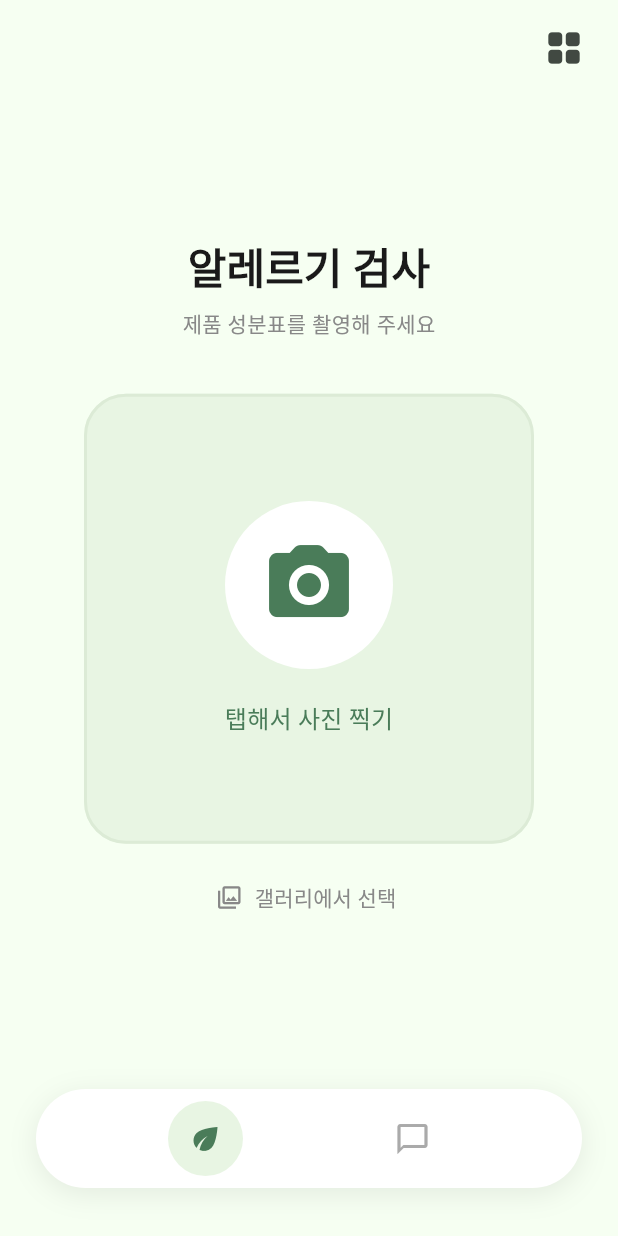
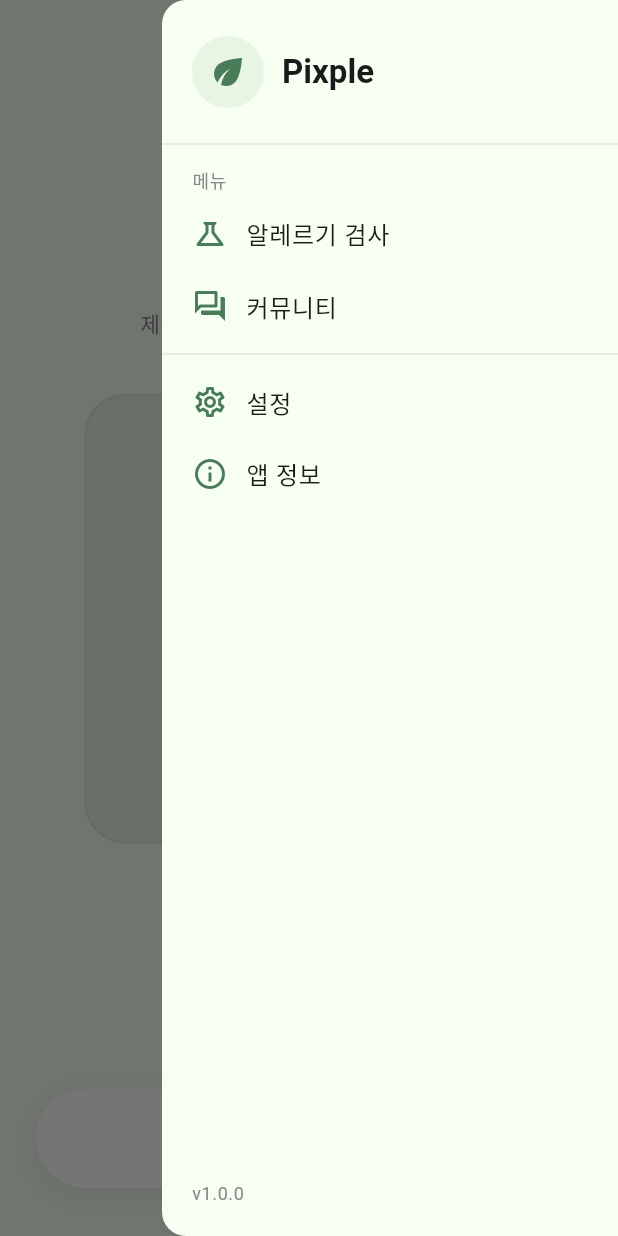
Before and after one commit to OnsaenaroStudio/pixple, a Flutter app: the screen it shows after launch, with the side drawer open (before the commit the screen has no drawer), on a phone screen of 412 x 824 dp. Run offline on Flutter 3.47's test engine with Material 3 defaults, Android fonts, the phone set to English and light mode, and no system bars; our stand-ins replace flutter_riverpod, google_fonts, image_picker, shared_preferences; Roboto replaces fonts that are missing (Jua).

Commit message:
Update camera_screens.dart

```diff
--- a/lib/screens/camera_screens.dart
+++ b/lib/screens/camera_screens.dart
@@ -100,7 +100,7 @@ class _AllergyScreenState extends State<AllergyScreen> {
       children: [
         _CameraBaseScreen(
           title: '알레르기 검사',
-          subtitle: '제품 성분표를 촬영해 주세요',
+          subtitle: '제품 성분표또는 음식을 촬영해 주세요',
           currentTab: widget.currentTab,
           onTabSelected: widget.onTabSelected,
           onPhotoTap: _handlePhotoTap,
@@ -318,63 +318,12 @@ class _CameraBaseScreen extends StatelessWidget {
     this.onGalleryTap,
   });
 
-  void _openMenu(BuildContext context) {
-    showModalBottomSheet(
-      context: context,
-      backgroundColor: AppColors.background,
-      shape: const RoundedRectangleBorder(
-        borderRadius: BorderRadius.vertical(top: Radius.circular(24)),
-      ),
-      builder: (ctx) => SafeArea(
-        child: Column(
-          mainAxisSize: MainAxisSize.min,
-          children: [
-            const SizedBox(height: 12),
-            Container(
-              width: 40,
-              height: 4,
-              decoration: BoxDecoration(
-                color: AppColors.divider,
-                borderRadius: BorderRadius.circular(2),
-              ),
-            ),
-            // const SizedBox(height: 8),
-            // ListTile(
-            //   leading: const Icon(Icons.science_outlined, color: AppColors.primary),
-            //   title: const Text('알레르기 검사'),
-            //   onTap: () {
-            //     Navigator.pop(ctx);
-            //     onTabSelected(NavTab.allergy); // 실제 enum 값에 맞게 수정
-            //   },
-            // ),
-            // ListTile(
-            //   leading: const Icon(Icons.restaurant_menu, color: AppColors.primary),
-            //   title: const Text('음식 레시피'),
-            //   onTap: () {
-            //     Navigator.pop(ctx);
-            //     onTabSelected(NavTab.recipe);
-            //   },
-            // ),
-            // ListTile(
-            //   leading: const Icon(Icons.rice_bowl_outlined, color: AppColors.primary),
-            //   title: const Text('남은 음식 레시피'),
-            //   onTap: () {
-            //     Navigator.pop(ctx);
-            //     onTabSelected(NavTab.leftover);
-            //   },
-            // ),
-            const SizedBox(height: 8),
-          ],
-        ),
-      ),
-    );
-  }
-
   @override
   Widget build(BuildContext context) {
     final textTheme = Theme.of(context).textTheme;
 
     return Scaffold(
+      endDrawer: _AppDrawer(onTabSelected: onTabSelected),
       body: SafeArea(
         child: Column(
           children: [
@@ -382,9 +331,11 @@ class _CameraBaseScreen extends StatelessWidget {
               padding: const EdgeInsets.only(top: 8, right: 12),
               child: Align(
                 alignment: Alignment.topRight,
-                child: IconButton(
-                  icon: const Icon(Icons.grid_view_rounded, size: 28),
-                  onPressed: () => _openMenu(context),
+                child: Builder(
+                  builder: (ctx) => IconButton(
+                    icon: const Icon(Icons.grid_view_rounded, size: 28),
+                    onPressed: () => Scaffold.of(ctx).openEndDrawer(),
+                  ),
                 ),
               ),
             ),
@@ -421,3 +372,124 @@ class _CameraBaseScreen extends StatelessWidget {
     );
   }
 }
+
+class _AppDrawer extends StatelessWidget {
+  final ValueChanged<NavTab> onTabSelected;
+
+  const _AppDrawer({required this.onTabSelected});
+
+  @override
+  Widget build(BuildContext context) {
+    final textTheme = Theme.of(context).textTheme;
+
+    return Drawer(
+      backgroundColor: AppColors.background,
+      child: SafeArea(
+        child: Column(
+          crossAxisAlignment: CrossAxisAlignment.start,
+          children: [
+            Padding(
+              padding: const EdgeInsets.fromLTRB(20, 24, 20, 16),
+              child: Row(
+                children: [
+                  const CircleAvatar(
+                    radius: 24,
+                    backgroundColor: AppColors.primaryLight,
+                    child: Icon(Icons.eco, color: AppColors.primary, size: 28),
+                  ),
+                  const SizedBox(width: 12),
+                  Text(
+                    'Pixple',
+                    style: textTheme.titleLarge
+                        ?.copyWith(fontWeight: FontWeight.bold),
+                  ),
+                ],
+              ),
+            ),
+            const Divider(),
+            Padding(
+              padding: const EdgeInsets.fromLTRB(20, 8, 20, 4),
+              child: Text(
+                '메뉴',
+                style: textTheme.labelMedium
+                    ?.copyWith(color: AppColors.textSecondary),
+              ),
+            ),
+            _DrawerItem(
+              icon: Icons.science_outlined,
+              label: '알레르기 검사',
+              onTap: () {
+                Navigator.pop(context);
+                onTabSelected(NavTab.allergy); // 실제 enum 값에 맞게 수정
+              },
+            ),
+            _DrawerItem(
+              icon: Icons.forum_outlined,
+              label: '커뮤니티',
+              onTap: () {
+                Navigator.pop(context);
+                onTabSelected(NavTab.community);
+              },
+            ),
+            const Divider(),
+            _DrawerItem(
+              icon: Icons.settings_outlined,
+              label: '설정',
+              onTap: () {
+                Navigator.pop(context);
+                // TODO: 설정 화면으로 이동
+                // Navigator.push(context, MaterialPageRoute(builder: (_) => const SettingsScreen()));
+              },
+            ),
+            _DrawerItem(
+              icon: Icons.info_outline,
+              label: '앱 정보',
+              onTap: () {
+                Navigator.pop(context);
+                showAboutDialog(
+                  context: context,
+                  applicationName: 'Pixple',
+                  applicationVersion: '1.0.0',
+                  applicationIcon: const Icon(Icons.eco,
+                      color: AppColors.primary, size: 40),
+                );
+              },
+            ),
+            const Spacer(),
+            Padding(
+              padding: const EdgeInsets.all(20),
+              child: Text(
+                'v1.0.0',
+                style: textTheme.bodySmall
+                    ?.copyWith(color: AppColors.textSecondary),
+              ),
+            ),
+          ],
+        ),
+      ),
+    );
+  }
+}
+
+class _DrawerItem extends StatelessWidget {
+  final IconData icon;
+  final String label;
+  final VoidCallback onTap;
+
+  const _DrawerItem({
+    required this.icon,
+    required this.label,
+    required this.onTap,
+  });
+
+  @override
+  Widget build(BuildContext context) {
+    return ListTile(
+      leading: Icon(icon, color: AppColors.primary),
+      title: Text(label),
+      onTap: onTap,
+      contentPadding: const EdgeInsets.symmetric(horizontal: 20),
+      visualDensity: VisualDensity.compact,
+    );
+  }
+}
```
